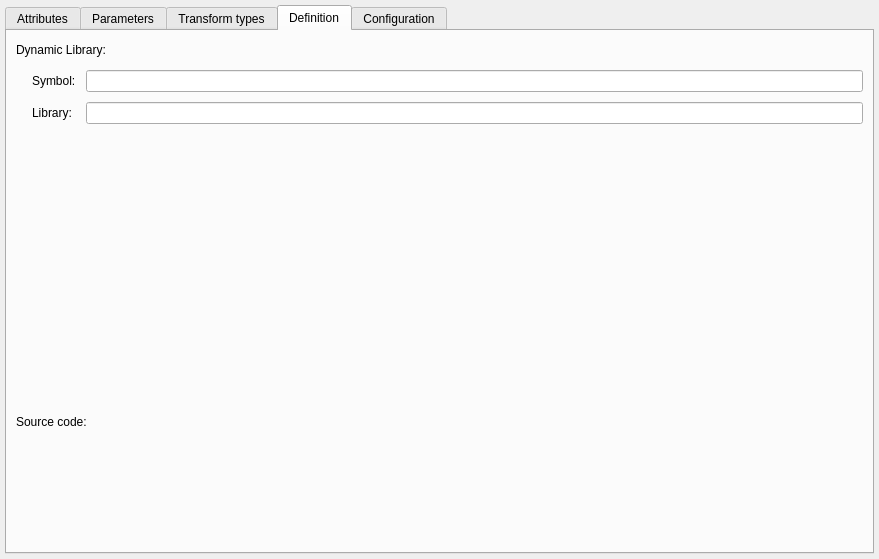
Qt form libs/libgui/ui/dbobjects/basefunctionwidget.ui (pgmodeler/pgmodeler) before a commit.
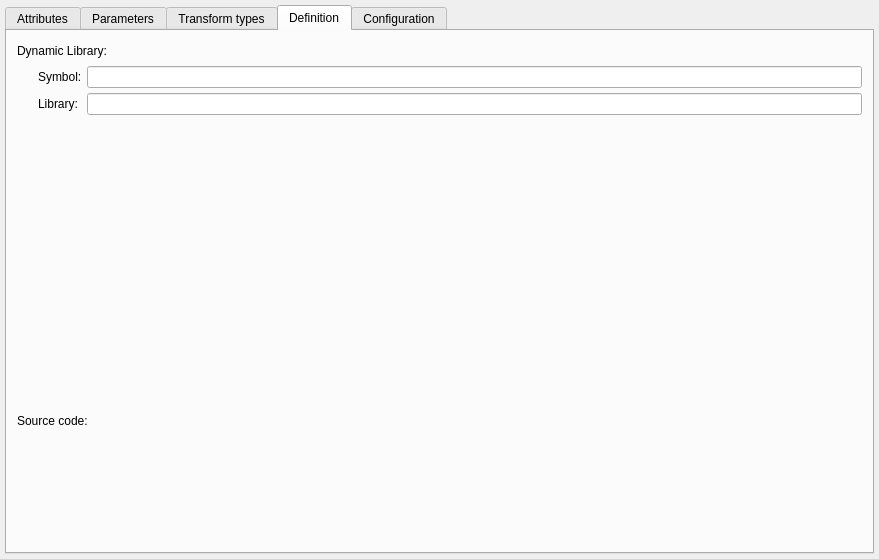
The same form after that commit. The open tabs and pages were chosen to show the change. Icons and pictures are not drawn.

Diff of the .ui file:
```diff
--- a/libs/libgui/ui/dbobjects/basefunctionwidget.ui
+++ b/libs/libgui/ui/dbobjects/basefunctionwidget.ui
@@ -36,7 +36,7 @@
     <number>5</number>
    </property>
    <property name="spacing">
-    <number>10</number>
+    <number>5</number>
    </property>
    <item row="1" column="0">
     <widget class="QTabWidget" name="func_config_twg">
@@ -182,19 +182,19 @@
       </attribute>
       <layout class="QGridLayout" name="gridLayout_4">
        <property name="leftMargin">
-        <number>4</number>
+        <number>5</number>
        </property>
        <property name="topMargin">
-        <number>4</number>
+        <number>5</number>
        </property>
        <property name="rightMargin">
-        <number>4</number>
+        <number>5</number>
        </property>
        <property name="bottomMargin">
-        <number>4</number>
+        <number>5</number>
        </property>
        <property name="spacing">
-        <number>6</number>
+        <number>5</number>
        </property>
        <item row="0" column="0">
         <widget class="QFrame" name="library_frm">
@@ -224,7 +224,7 @@
            <number>5</number>
           </property>
           <property name="spacing">
-           <number>10</number>
+           <number>5</number>
           </property>
           <item row="0" column="0" colspan="3">
            <widget class="QLabel" name="dy_library_lbl">
@@ -354,7 +354,7 @@
            <number>5</number>
           </property>
           <property name="spacing">
-           <number>10</number>
+           <number>5</number>
           </property>
           <item row="0" column="0">
            <widget class="QLabel" name="sourc_code_lbl">
```
Left out of the diff: 5 changed lines with no effect on the pictures.
